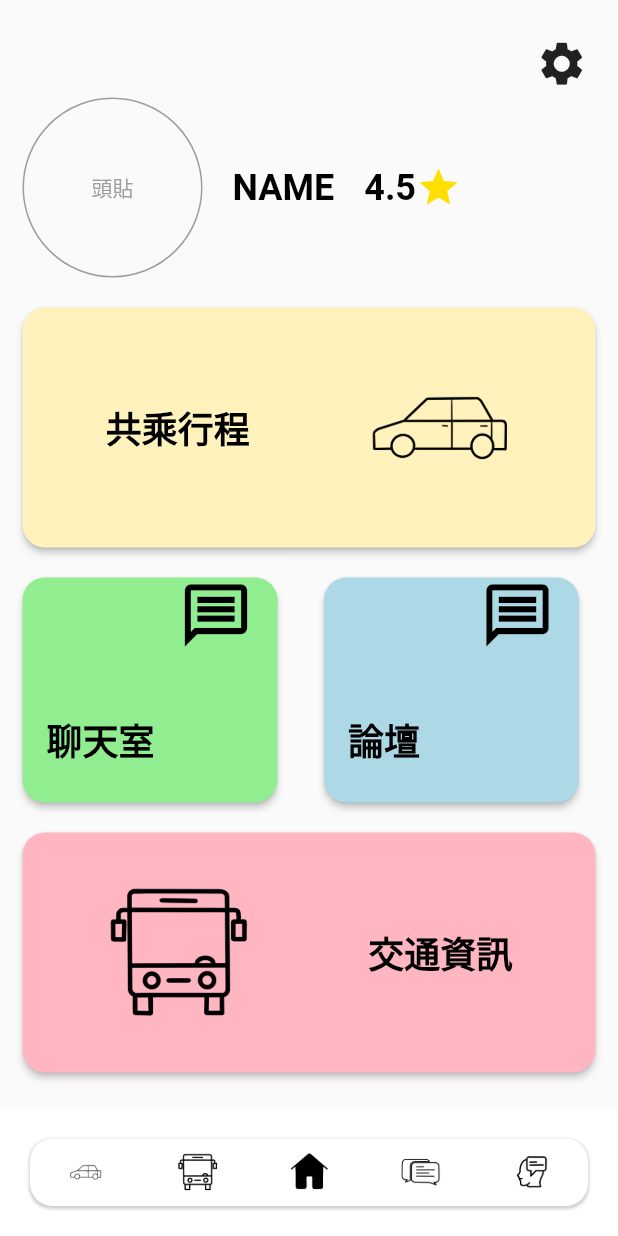
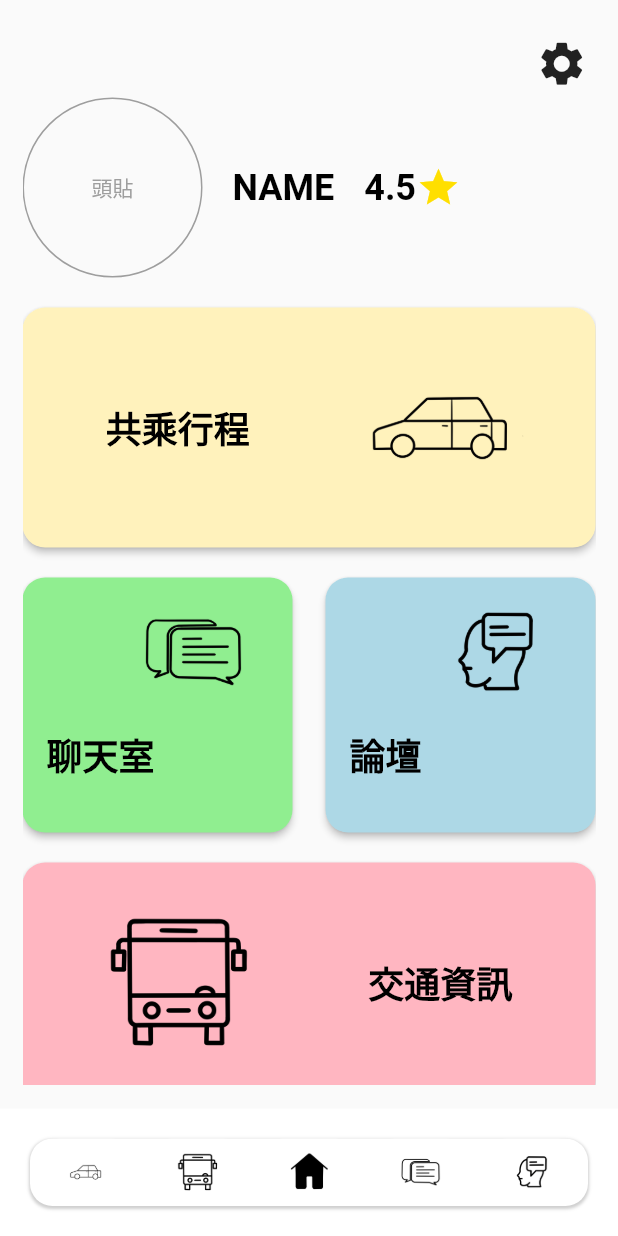
Before and after one commit to DraggyChen/pickup_flutter_app, a Flutter app: the Navigation_Bar screen opened directly, on a phone screen of 412 x 824 dp. Run offline on Flutter 3.47's test engine with Material 2 defaults, Android fonts, the phone set to English and light mode, and no system bars; our stand-ins replace google_maps_flutter, image_picker, mask_text_input_formatter.

Commit message:
HOME: 聊天室、論壇架構修改及上圖片

```diff
--- a/lib/main.dart
+++ b/lib/main.dart
@@ -13,8 +13,8 @@ class MyApp extends StatelessWidget {
   @override
   Widget build(BuildContext context) {
     return MaterialApp(
-      // home: Navigation_Bar(),  //使用．．畫面作為入口
-        home: TestApp(),  //使用．．畫面作為入口
+      home: Navigation_Bar(),  //
+      //   home: TestApp(),  //測試地圖畫面作為入口
 
     );
   }
--- a/lib/style/styles.dart
+++ b/lib/style/styles.dart
@@ -37,16 +37,18 @@ class CustomStyles {
       borderRadius: BorderRadius.circular(15),
     ),
   );
-  static ButtonStyle home_message = ElevatedButton.styleFrom(
+  //聊天室
+  static ButtonStyle home_chat = ElevatedButton.styleFrom(
     backgroundColor: Color.fromRGBO(144, 238, 144, 1),
-    fixedSize: Size(170, 150),
+    fixedSize: Size(180, 170),
     shape: RoundedRectangleBorder(
       borderRadius: BorderRadius.circular(15),
     ),
   );
-  static ButtonStyle home_chat = ElevatedButton.styleFrom(
+  //論壇
+  static ButtonStyle home_forum = ElevatedButton.styleFrom(
     backgroundColor: Color.fromRGBO(173, 216, 230, 1),
-    fixedSize: Size(170, 150),
+    fixedSize: Size(180, 170),
     shape: RoundedRectangleBorder(
       borderRadius: BorderRadius.circular(15),
     ),
--- a/lib/view/home/RowBlockInfo.dart
+++ b/lib/view/home/RowBlockInfo_large.dart
@@ -19,8 +19,8 @@ class RowBlockInfo extends StatelessWidget {
   @override
   Widget build(BuildContext context) {
     return SizedBox(
-      width: 400,  // 請根據您的需求設定
-      height: 160, // 請根據您的需求設定
+      width: 400,
+      height: 160,
       child: ElevatedButton(
         style: style,
         onPressed: onPressed,
--- /dev/null
+++ b/lib/view/home/RowBlockInfo_small.dart
@@ -0,0 +1,41 @@
+import 'package:flutter/material.dart';
+import '../../style/styles.dart';
+
+class RowBlockInfo_small extends StatelessWidget {
+  final String text;
+  final String imagePath;
+  final ButtonStyle? buttonStyle;
+
+  RowBlockInfo_small({
+    required this.text,
+    required this.imagePath,
+    this.buttonStyle,
+  });
+
+  @override
+  Widget build(BuildContext context) {
+    return Container(
+      constraints: BoxConstraints(maxWidth: 250), // 調整這個值以獲得最佳效果
+      child: ElevatedButton(
+        style: buttonStyle,
+        onPressed: () {},
+        child: Column(
+          children: [
+            Row(
+              children: [
+                Spacer(),
+                Image.asset(imagePath, width: 100, height: 100, color: Colors.black),
+              ],
+            ),
+            // SizedBox(height: 40),
+            Row(
+              children: [
+                Text(text, style: CustomStyles.topTitleStyle),
+              ],
+            ),
+          ],
+        ),
+      ),
+    );
+  }
+}
--- a/lib/view/home/home_page.dart
+++ b/lib/view/home/home_page.dart
@@ -2,9 +2,11 @@ import 'package:flutter/material.dart';
 import 'package:pickup/style/styles.dart';
 import 'package:pickup/utils/CircleImagePicker.dart';
 import 'package:pickup/view/home/HomeStyles.dart';
-import 'package:pickup/view/home/RowBlockInfo.dart';
+import 'package:pickup/view/home/RowBlockInfo_large.dart';
 import 'package:pickup/view/register/personal_data.dart';
 import 'package:pickup/view/settings/settings_page.dart';
+
+import 'RowBlockInfo_small.dart';
 
 class HomePage extends StatefulWidget {
   @override
@@ -105,84 +107,113 @@ class _HomePageState extends State<HomePage> {
                   Expanded(
                     child: Align(
                       alignment: Alignment.centerLeft,
-                    child: ElevatedButton(
-                        style: CustomStyles.home_message,
-                        onPressed: () {},
-                        child: Column(
-                          children: [
-                            Row(
-                              children: [
-                                Spacer(),
+                      child:  RowBlockInfo_small(
+                        text: '聊天室',
+                        buttonStyle: CustomStyles.home_chat,
+                        imagePath: 'assets/images/home/chat.png',
+                      ),
+                    )
+                  ),
                   Expanded(
                     child: Align(
                       alignment: Alignment.centerRight,
-                                    child: Icon(
-                                      Icons.message_outlined,
-                                      size: 50,
-                                      color: Colors.black,
-                                    ),
+                      child: RowBlockInfo_small(
+                        text: '論壇',
+                        buttonStyle: CustomStyles.home_forum,
+                        imagePath:
+                        'assets/images/home/forum.png',
                       ),
                     )
-                                //
-                              ],
-                            ),
-                            SizedBox(height: 40),
-                            Row(
-                              children: [
-                                Expanded(
-                                  child: Align(
-                                    alignment: Alignment.centerLeft,
-                                    child: Text('聊天室',
-                                        style: CustomStyles.topTitleStyle),
-                                  ),
                   )
                 ],
               ),
-                          ],
-                        )),
-                  )),
-                  SizedBox(width: 20),
-                  Expanded(
-                      child: Align(
-                    alignment: Alignment.centerLeft,
-                    child: ElevatedButton(
-                        style: CustomStyles.home_chat,
-                        onPressed: () {},
-                        child: Column(
-                          children: [
-                            Row(
-                              children: [
-                                Spacer(),
-                                Expanded(
-                                  child: Align(
-                                    alignment: Alignment.centerRight,
-                                    child: Icon(
-                                      Icons.message_outlined,
-                                      size: 50,
-                                      color: Colors.black,
-                                    ),
-                                  ),
-                                )
+
+              // Row(
+              //   children: [
               //
-                              ],
-                            ),
-                            SizedBox(height: 40),
-                            Row(
-                              children: [
-                                Expanded(
-                                  child: Align(
-                                    alignment: Alignment.centerLeft,
-                                    child: Text('論壇',
-                                        style: CustomStyles.topTitleStyle),
-                                  ),
-                                )
-                              ],
-                            ),
-                          ],
-                        )),
-                  ))
-                ],
-              ),
+              //
+              //     Expanded(
+              //         child: Align(
+              //       alignment: Alignment.centerLeft,
+              //       child: ElevatedButton(
+              //           style: CustomStyles.home_message,
+              //           onPressed: () {},
+              //           child: Column(
+              //             children: [
+              //               Row(
+              //                 children: [
+              //                   Spacer(),
+              //                   Expanded(
+              //                     child: Align(
+              //                       alignment: Alignment.centerRight,
+              //                       child: Icon(
+              //                         Icons.message_outlined,
+              //                         size: 50,
+              //                         color: Colors.black,
+              //                       ),
+              //                     ),
+              //                   )
+              //                   //
+              //                 ],
+              //               ),
+              //               SizedBox(height: 40),
+              //               Row(
+              //                 children: [
+              //                   Expanded(
+              //                     child: Align(
+              //                       alignment: Alignment.centerLeft,
+              //                       child: Text('聊天室',
+              //                           style: CustomStyles.topTitleStyle),
+              //                     ),
+              //                   )
+              //                 ],
+              //               ),
+              //             ],
+              //           )),
+              //     )),
+              //
+              //     SizedBox(width: 20),
+              //     Expanded(
+              //         child: Align(
+              //       alignment: Alignment.centerLeft,
+              //       child: ElevatedButton(
+              //           style: CustomStyles.home_chat,
+              //           onPressed: () {},
+              //           child: Column(
+              //             children: [
+              //               Row(
+              //                 children: [
+              //                   Spacer(),
+              //                   Expanded(
+              //                     child: Align(
+              //                       alignment: Alignment.centerRight,
+              //                       child: Icon(
+              //                         Icons.message_outlined,
+              //                         size: 50,
+              //                         color: Colors.black,
+              //                       ),
+              //                     ),
+              //                   )
+              //                   //
+              //                 ],
+              //               ),
+              //               SizedBox(height: 40),
+              //               Row(
+              //                 children: [
+              //                   Expanded(
+              //                     child: Align(
+              //                       alignment: Alignment.centerLeft,
+              //                       child: Text('論壇',
+              //                           style: CustomStyles.topTitleStyle),
+              //                     ),
+              //                   )
+              //                 ],
+              //               ),
+              //             ],
+              //           )),
+              //     ))
+              //   ],
+              // ),
               SizedBox(height: 20),
 
               /* 交通資訊 */
@@ -193,32 +224,6 @@ class _HomePageState extends State<HomePage> {
                 style: HomeStyles.traffics,
                 isReverse: true,
               ),
-              // ElevatedButton(
-              //   style: CustomStyles.home_traffics,
-              //   onPressed: () {
-              //     // 切換頁面
-              //   },
-              //   child: Row(
-              //     children: [
-              //       Expanded(
-              //         child: Align(
-              //           alignment: Alignment.center,
-              //           child: Icon(
-              //             Icons.bus_alert,
-              //             size: 70,
-              //             color: Colors.black,
-              //           ),
-              //         ),
-              //       ),
-              //       Expanded(
-              //         child: Align(
-              //           alignment: Alignment.center,
-              //           child: Text('交通資訊', style: CustomStyles.topTitleStyle),
-              //         ),
-              //       ),
-              //     ],
-              //   ),
-              // ),
             ],
           ),
         ),
```
Also changed, not shown: assets/images/home/chat.png (added), assets/images/home/forum.png (added). Lines whose indentation alone changed are shown as unchanged.
